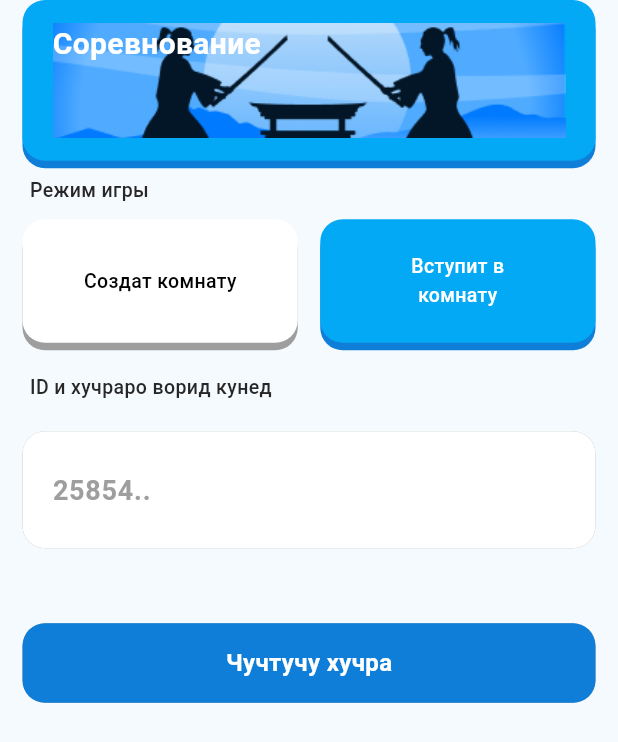
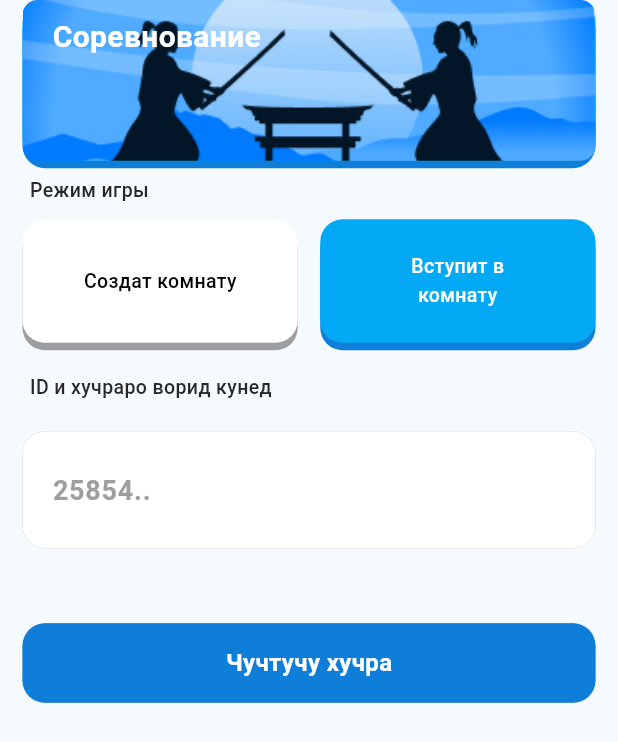
Before and after one commit to AbdulloFarrukhi/Vozhaomuz_test, a Flutter app: the CompetitionScreen screen opened directly, after a tap on "Вступит в комнату", on a phone screen of 412 x 824 dp. Shown: the top 742 px of the screen. Run offline on Flutter 3.47's test engine with Material 3 defaults, Android fonts, the phone set to English and light mode, and no system bars; our stand-ins replace carousel_slider, easy_localization, gap; missing offline and left inert: country_flags.

Commit message:
correct padding

```diff
--- a/lib/features/competition/presentaion/screens/competition_screen.dart
+++ b/lib/features/competition/presentaion/screens/competition_screen.dart
@@ -28,6 +28,7 @@ class _CompetitionScreenState extends State<CompetitionScreen> {
             child: Column(
               children: [
                 MyButton(
+                  padding: EdgeInsets.zero,
                   width: double.infinity,
                   buttonColor: AppColors.buttonColor,
                   backButtonColor: AppColors.backButtonColor,
@@ -35,7 +36,9 @@ class _CompetitionScreenState extends State<CompetitionScreen> {
                   onPressed: null,
                   isEnabled: true,
                   child: Container(
+                    padding: EdgeInsets.symmetric(horizontal: 20, vertical: 10),
                     decoration: BoxDecoration(
+                      borderRadius: BorderRadius.circular(10),
                       image: DecorationImage(
                         image: AssetImage('assets/images/samurai.png'),
                         fit: BoxFit.cover,
--- a/lib/features/competition/presentaion/screens/create_room.dart
+++ b/lib/features/competition/presentaion/screens/create_room.dart
@@ -1,3 +1,4 @@
+import 'package:easy_localization/easy_localization.dart';
 import 'package:flutter/material.dart';
 import 'package:gap/gap.dart';
 import 'package:vozhaomuz/core/constants/app_text_styles.dart';
@@ -21,7 +22,7 @@ class CreateRoom extends StatelessWidget {
         ),
         MyButton(
           isEnabled: true,
-          padding: EdgeInsets.symmetric(vertical: 10, horizontal: 10),
+          padding: EdgeInsets.symmetric(vertical: 13, horizontal: 10),
           onPressed: () {},
           child: Row(
             mainAxisAlignment: MainAxisAlignment.spaceBetween,
@@ -30,12 +31,12 @@ class CreateRoom extends StatelessWidget {
         ),
         SizedBox(height: 20),
         HeaderWidget(
-          title: 'Шумораи калимахо',
+          title: 'words_count'.tr(),
           alignment: Alignment.centerLeft,
         ),
         MyButton(
           isEnabled: true,
-          padding: EdgeInsets.symmetric(vertical: 10, horizontal: 10),
+          padding: EdgeInsets.symmetric(vertical: 13, horizontal: 10),
           onPressed: () {},
           child: Row(
             mainAxisAlignment: MainAxisAlignment.spaceBetween,
@@ -43,7 +44,10 @@ class CreateRoom extends StatelessWidget {
           ),
         ),
         SizedBox(height: 20),
-        HeaderWidget(title: 'Шумораи тангахо', alignment: Alignment.centerLeft),
+        HeaderWidget(
+          title: 'coins_count'.tr(),
+          alignment: Alignment.centerLeft,
+        ),
         Row(
           mainAxisAlignment: MainAxisAlignment.spaceEvenly,
           children: [
@@ -115,7 +119,7 @@ class CreateRoom extends StatelessWidget {
             children: [
               Icon(Icons.door_back_door_outlined, color: Colors.white),
               SizedBox(width: 15),
-              Text('Сохтани хучра', style: AppTextStyles.bigTextButton),
+              Text('create_room'.tr(), style: AppTextStyles.bigTextButton),
             ],
           ),
         ),
--- a/lib/features/competition/presentaion/screens/join_room.dart
+++ b/lib/features/competition/presentaion/screens/join_room.dart
@@ -38,8 +38,8 @@ class JoinRoom extends StatelessWidget {
         MyButton(
           onPressed: () {},
           width: double.infinity,
+          depth: 0,
           buttonColor: AppColors.backButtonColor,
-          depth: 0,
           child: Center(
             child: Text('Чучтучу хучра', style: AppTextStyles.bigTextButton),
           ),
--- a/lib/features/mywords/presentation/screens/mywords_screen.dart
+++ b/lib/features/mywords/presentation/screens/mywords_screen.dart
@@ -1,5 +1,6 @@
 import 'package:flutter/material.dart';
 import 'package:gap/gap.dart';
+import 'package:vozhaomuz/core/constants/app_colors.dart';
 import 'package:vozhaomuz/features/mywords/presentation/widgets/add_words_button_widget.dart';
 import 'package:vozhaomuz/features/mywords/presentation/widgets/mybutton_widget.dart';
 
@@ -14,6 +15,7 @@ class _MywordsScreenState extends State<MywordsScreen> {
   @override
   Widget build(BuildContext context) {
     return Scaffold(
+      backgroundColor: AppColors.screenColors,
       body: Container(
         padding: EdgeInsets.symmetric(horizontal: 17, vertical: 40),
         child: Column(
--- a/lib/features/rating/presentation/widgets/my_trophies.dart
+++ b/lib/features/rating/presentation/widgets/my_trophies.dart
@@ -7,6 +7,7 @@ class MyTrophies extends StatelessWidget {
   @override
   Widget build(BuildContext context) {
     return Container(
+      padding: EdgeInsets.symmetric(horizontal: 20, vertical: 15),
       width: double.infinity,
       height: 260,
       decoration: BoxDecoration(
--- a/lib/features/rating/presentation/widgets/user_info.dart
+++ b/lib/features/rating/presentation/widgets/user_info.dart
@@ -1,3 +1,4 @@
+import 'package:easy_localization/easy_localization.dart';
 import 'package:flutter/material.dart';
 
 class UserInfo extends StatelessWidget {
@@ -58,7 +59,7 @@ class UserInfo extends StatelessWidget {
                               size: 20,
                             ),
                             Text(
-                              'place',
+                              'place'.tr(),
                               style: TextStyle(
                                 color: Colors.blue,
                                 fontWeight: FontWeight.w900,
```
